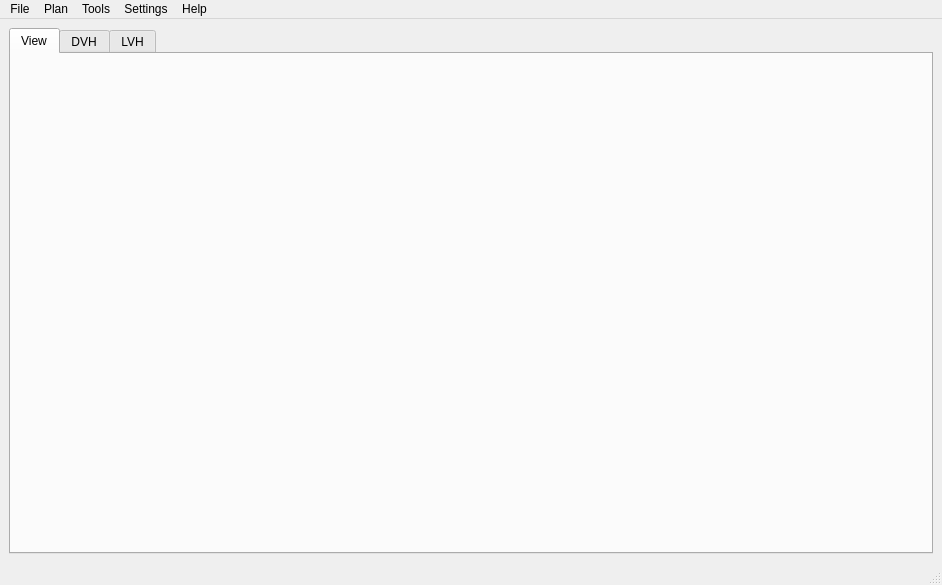
Old version of the form pytripgui/view/main_window.ui in the repository pytrip/pytripgui.
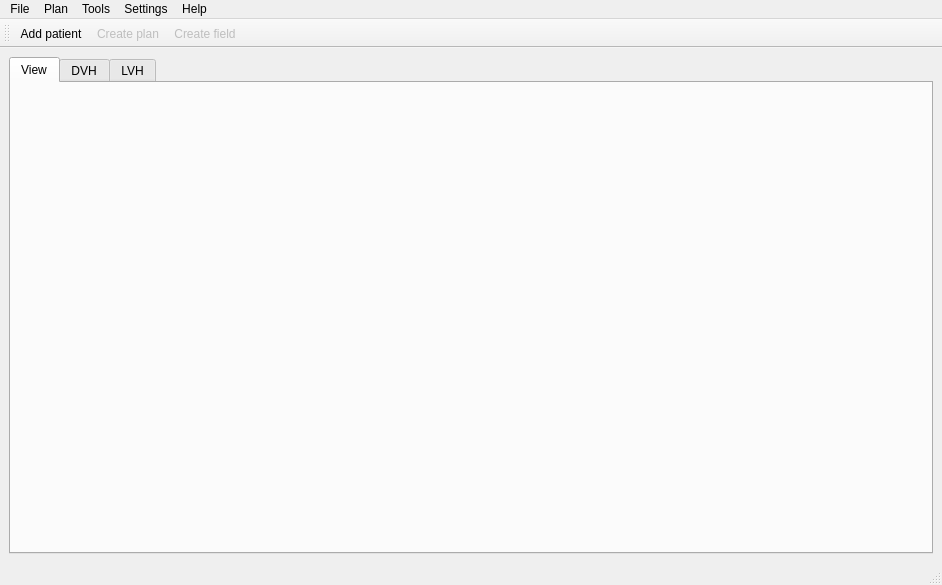
New version of the form. Icons and pictures are not drawn.

Commit message:
Feature/295 add buttons (#301)
* Adding toolbar and "Add new patient" action

* add_patient icon

* add_patient.ui for qt

* adding text to button on toolbar

* "create plan" button added

* "create field" button added

* unused code

* edit field after create

* "create plan" disabled by default

* fix typo

Diff of the .ui file:
```diff
--- a/pytripgui/view/main_window.ui
+++ b/pytripgui/view/main_window.ui
@@ -148,6 +148,26 @@
     <bool>true</bool>
    </property>
   </widget>
+  <widget class="QToolBar" name="toolBar">
+   <property name="enabled">
+    <bool>true</bool>
+   </property>
+   <property name="windowTitle">
+    <string>toolBar</string>
+   </property>
+   <property name="toolButtonStyle">
+    <enum>Qt::ToolButtonTextBesideIcon</enum>
+   </property>
+   <attribute name="toolBarArea">
+    <enum>TopToolBarArea</enum>
+   </attribute>
+   <attribute name="toolBarBreak">
+    <bool>false</bool>
+   </attribute>
+   <addaction name="actionAdd_Patient"/>
+   <addaction name="actionNew_Plan"/>
+   <addaction name="actionCreate_field"/>
+  </widget>
   <action name="actionOpen_Voxelplan">
    <property name="text">
     <string>Open VOXELPLAN</string>
@@ -249,8 +269,18 @@
    </property>
   </action>
   <action name="actionNew_Plan">
+   <property name="enabled">
+    <bool>false</bool>
+   </property>
+   <property name="icon">
+    <iconset>
+     <normaloff>../res/create_plan.png</normaloff>../res/create_plan.png</iconset>
+   </property>
    <property name="text">
-    <string>New Plan</string>
+    <string>Create plan</string>
+   </property>
+   <property name="toolTip">
+    <string>Create new plan</string>
    </property>
   </action>
   <action name="actionEdit_Plan">
@@ -325,6 +355,33 @@
     <enum>QAction::HighPriority</enum>
    </property>
   </action>
+  <action name="actionAdd_Patient">
+   <property name="icon">
+    <iconset>
+     <normaloff>../res/add_patient.png</normaloff>../res/add_patient.png</iconset>
+   </property>
+   <property name="text">
+    <string>Add patient</string>
+   </property>
+   <property name="toolTip">
+    <string>Add patient</string>
+   </property>
+  </action>
+  <action name="actionCreate_field">
+   <property name="enabled">
+    <bool>false</bool>
+   </property>
+   <property name="icon">
+    <iconset>
+     <normaloff>../res/create_field.png</normaloff>../res/create_field.png</iconset>
+   </property>
+   <property name="text">
+    <string>Create field</string>
+   </property>
+   <property name="toolTip">
+    <string>Create new field</string>
+   </property>
+  </action>
  </widget>
  <resources/>
  <connections/>
```
The commit also changes 8 other files.
